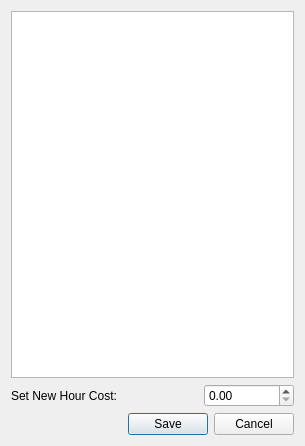
bedi1982/Oficina, file Config_Set_Hour_Cost.ui: the form before one commit.
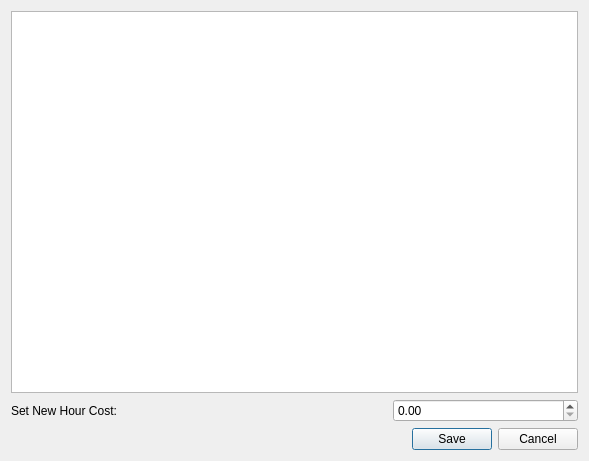
The form after the commit. Icons and pictures are not drawn.

```diff
--- a/Config_Set_Hour_Cost.ui
+++ b/Config_Set_Hour_Cost.ui
@@ -6,8 +6,8 @@
    <rect>
     <x>0</x>
     <y>0</y>
-    <width>305</width>
-    <height>446</height>
+    <width>589</width>
+    <height>461</height>
    </rect>
   </property>
   <property name="minimumSize">
@@ -64,6 +64,9 @@
      <property name="dragDropOverwriteMode">
       <bool>false</bool>
      </property>
+     <property name="sortingEnabled">
+      <bool>true</bool>
+     </property>
     </widget>
    </item>
    <item row="2" column="0">
```
